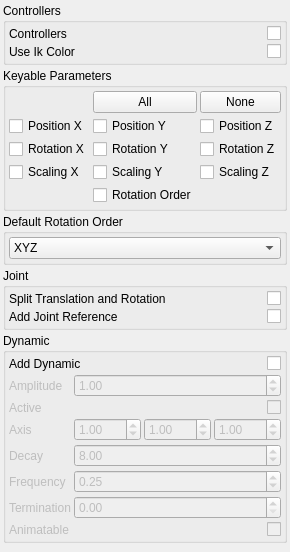
Above: brigks/systems/basic/v001/widget.ui from miquelcampos/brigks before the change. Below: the same form after it.
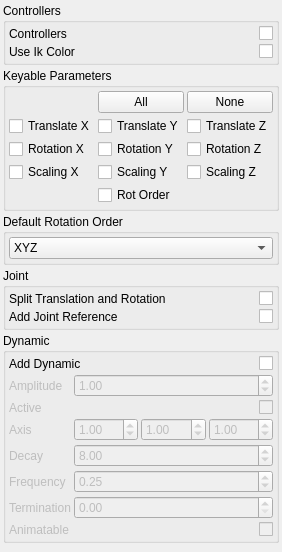
That is the form after the change.

Patch:
```diff
--- a/brigks/systems/basic/v001/widget.ui
+++ b/brigks/systems/basic/v001/widget.ui
@@ -6,7 +6,7 @@
    <rect>
     <x>0</x>
     <y>0</y>
-    <width>263</width>
+    <width>269</width>
     <height>552</height>
    </rect>
   </property>
@@ -132,14 +132,14 @@
       <item row="1" column="0">
        <widget class="QCheckBox" name="uiTx">
         <property name="text">
-         <string>Position X</string>
+         <string>Translate X</string>
         </property>
        </widget>
       </item>
       <item row="1" column="1">
        <widget class="QCheckBox" name="uiTy">
         <property name="text">
-         <string>Position Y</string>
+         <string>Translate Y</string>
         </property>
        </widget>
       </item>
@@ -181,14 +181,14 @@
       <item row="1" column="2">
        <widget class="QCheckBox" name="uiTz">
         <property name="text">
-         <string>Position Z</string>
+         <string>Translate Z</string>
         </property>
        </widget>
       </item>
       <item row="4" column="1">
        <widget class="QCheckBox" name="uiRotorder">
         <property name="text">
-         <string>Rotation Order</string>
+         <string>Rot Order</string>
         </property>
        </widget>
       </item>
```
